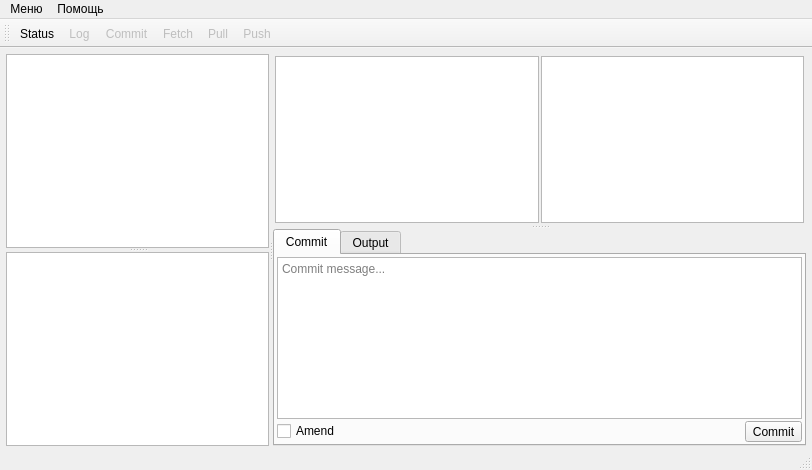
Old version of the form git_keeper_app/mainwindow.ui in the repository CJayM/GitKeeper.
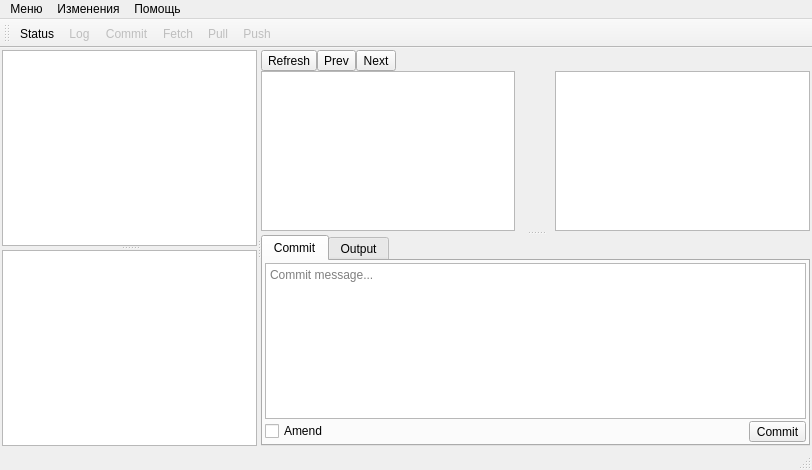
New version of the form. Custom widgets are drawn as their Qt base class.

Commit message: Добавлены кнопки для перемещения между изменениями в файле

What changed in the file:
```diff
--- a/git_keeper_app/mainwindow.ui
+++ b/git_keeper_app/mainwindow.ui
@@ -37,13 +37,13 @@
         <number>0</number>
        </property>
        <property name="leftMargin">
-        <number>4</number>
+        <number>0</number>
        </property>
        <property name="topMargin">
-        <number>4</number>
+        <number>0</number>
        </property>
        <property name="rightMargin">
-        <number>4</number>
+        <number>0</number>
        </property>
        <property name="bottomMargin">
         <number>0</number>
@@ -133,27 +133,115 @@
          </widget>
          <widget class="QWidget" name="widget_4" native="true">
           <layout class="QVBoxLayout" name="verticalLayout">
+           <property name="spacing">
+            <number>0</number>
+           </property>
+           <property name="leftMargin">
+            <number>0</number>
+           </property>
+           <property name="topMargin">
+            <number>0</number>
+           </property>
+           <property name="rightMargin">
+            <number>0</number>
+           </property>
+           <property name="bottomMargin">
+            <number>0</number>
+           </property>
            <item>
             <widget class="QSplitter" name="splitter">
              <property name="orientation">
               <enum>Qt::Vertical</enum>
              </property>
              <widget class="QWidget" name="splitter_3" native="true">
+              <layout class="QVBoxLayout" name="verticalLayout_6">
+               <property name="spacing">
+                <number>0</number>
+               </property>
+               <property name="leftMargin">
+                <number>0</number>
+               </property>
+               <property name="topMargin">
+                <number>0</number>
+               </property>
+               <property name="rightMargin">
+                <number>0</number>
+               </property>
+               <property name="bottomMargin">
+                <number>0</number>
+               </property>
+               <item>
+                <widget class="QWidget" name="diffToolbar" native="true">
+                 <layout class="QHBoxLayout" name="horizontalLayout_4" stretch="0,0,0,0">
+                  <property name="spacing">
+                   <number>0</number>
+                  </property>
+                  <property name="leftMargin">
+                   <number>0</number>
+                  </property>
+                  <property name="topMargin">
+                   <number>0</number>
+                  </property>
+                  <property name="rightMargin">
+                   <number>0</number>
+                  </property>
+                  <property name="bottomMargin">
+                   <number>0</number>
+                  </property>
+                  <item>
+                   <widget class="QToolButton" name="toolButton_3">
+                    <property name="text">
+                     <string>Refresh</string>
+                    </property>
+                   </widget>
+                  </item>
+                  <item>
+                   <widget class="QToolButton" name="prevFileChangeBtn">
+                    <property name="text">
+                     <string>Prev</string>
+                    </property>
+                   </widget>
+                  </item>
+                  <item>
+                   <widget class="QToolButton" name="nextFileChangeBtn">
+                    <property name="text">
+                     <string>Next</string>
+                    </property>
+                   </widget>
+                  </item>
+                  <item>
+                   <spacer name="horizontalSpacer_2">
+                    <property name="orientation">
+                     <enum>Qt::Horizontal</enum>
+                    </property>
+                    <property name="sizeHint" stdset="0">
+                     <size>
+                      <width>40</width>
+                      <height>20</height>
+                     </size>
+                    </property>
+                   </spacer>
+                  </item>
+                 </layout>
+                </widget>
+               </item>
+               <item>
+                <widget class="QWidget" name="diffViewerPanel" native="true">
               <layout class="QHBoxLayout" name="horizontalLayout_3">
                <property name="spacing">
-                <number>2</number>
+                   <number>0</number>
                </property>
                <property name="leftMargin">
-                <number>2</number>
+                   <number>0</number>
                </property>
                <property name="topMargin">
-                <number>2</number>
+                   <number>0</number>
                </property>
                <property name="rightMargin">
-                <number>2</number>
+                   <number>0</number>
                </property>
                <property name="bottomMargin">
-                <number>2</number>
+                   <number>0</number>
                </property>
                <item>
                 <widget class="CodeEditor" name="originalFileEdit">
@@ -178,6 +266,22 @@
                  <property name="backgroundVisible">
                   <bool>false</bool>
                  </property>
+                    <property name="centerOnScroll">
+                     <bool>true</bool>
+                    </property>
+                   </widget>
+                  </item>
+                  <item>
+                   <widget class="QWidget" name="diffActionsWidget" native="true">
+                    <property name="minimumSize">
+                     <size>
+                      <width>40</width>
+                      <height>40</height>
+                     </size>
+                    </property>
+                    <property name="autoFillBackground">
+                     <bool>false</bool>
+                    </property>
                 </widget>
                </item>
                <item>
@@ -200,6 +304,15 @@
                  <property name="backgroundVisible">
                   <bool>false</bool>
                  </property>
+                    <property name="centerOnScroll">
+                     <bool>true</bool>
+                    </property>
+                   </widget>
+                  </item>
+                 </layout>
+                 <zorder>currentFileEdit</zorder>
+                 <zorder>originalFileEdit</zorder>
+                 <zorder>diffActionsWidget</zorder>
                 </widget>
                </item>
               </layout>
@@ -358,7 +471,15 @@
     </property>
     <addaction name="aboutAction"/>
    </widget>
+   <widget class="QMenu" name="menu_3">
+    <property name="title">
+     <string>Изменения</string>
+    </property>
+    <addaction name="nextFileChangeAction"/>
+    <addaction name="prevFileChangeAction"/>
+   </widget>
    <addaction name="menu"/>
+   <addaction name="menu_3"/>
    <addaction name="menu_2"/>
   </widget>
   <widget class="QStatusBar" name="statusbar"/>
@@ -457,6 +578,28 @@
     <string>О программе</string>
    </property>
   </action>
+  <action name="nextFileChangeAction">
+   <property name="text">
+    <string>Next</string>
+   </property>
+   <property name="toolTip">
+    <string>Next change</string>
+   </property>
+   <property name="shortcut">
+    <string>F6</string>
+   </property>
+  </action>
+  <action name="prevFileChangeAction">
+   <property name="text">
+    <string>Prev</string>
+   </property>
+   <property name="toolTip">
+    <string>Previous changes</string>
+   </property>
+   <property name="shortcut">
+    <string>Shift+F6</string>
+   </property>
+  </action>
  </widget>
  <customwidgets>
   <customwidget>
```
Lines whose indentation alone changed are shown as unchanged. The commit also changes 5 other files.
